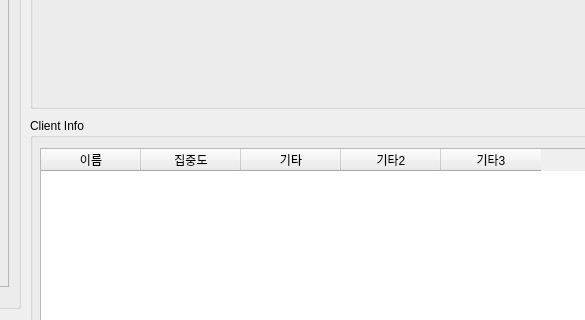
sammy0329/ConcentrationAnalysis, file ui/Widget_test.ui: the form before one commit; both pictures show x 470 to 1055 and y 252 to 572 of the 1177 by 1008 pixel window.
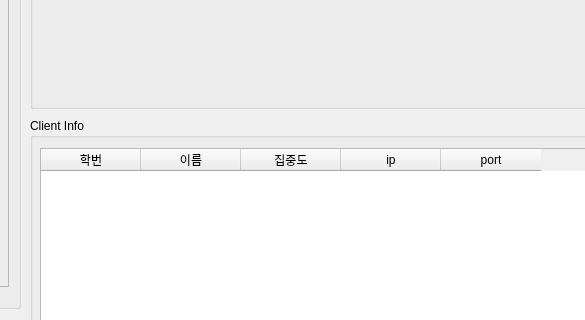
The form after the commit.

What changed in the file:
```diff
--- a/ui/Widget_test.ui
+++ b/ui/Widget_test.ui
@@ -157,6 +157,11 @@
    <property name="sortingEnabled">
     <bool>true</bool>
    </property>
+   <column>
+    <property name="text">
+     <string>학번</string>
+    </property>
+   </column>
    <column>
     <property name="text">
      <string>이름</string>
@@ -169,17 +174,12 @@
    </column>
    <column>
     <property name="text">
-     <string>기타</string>
+     <string>ip</string>
     </property>
    </column>
    <column>
     <property name="text">
-     <string>기타2</string>
-    </property>
-   </column>
-   <column>
-    <property name="text">
-     <string>기타3</string>
+     <string>port</string>
     </property>
    </column>
   </widget>
```
